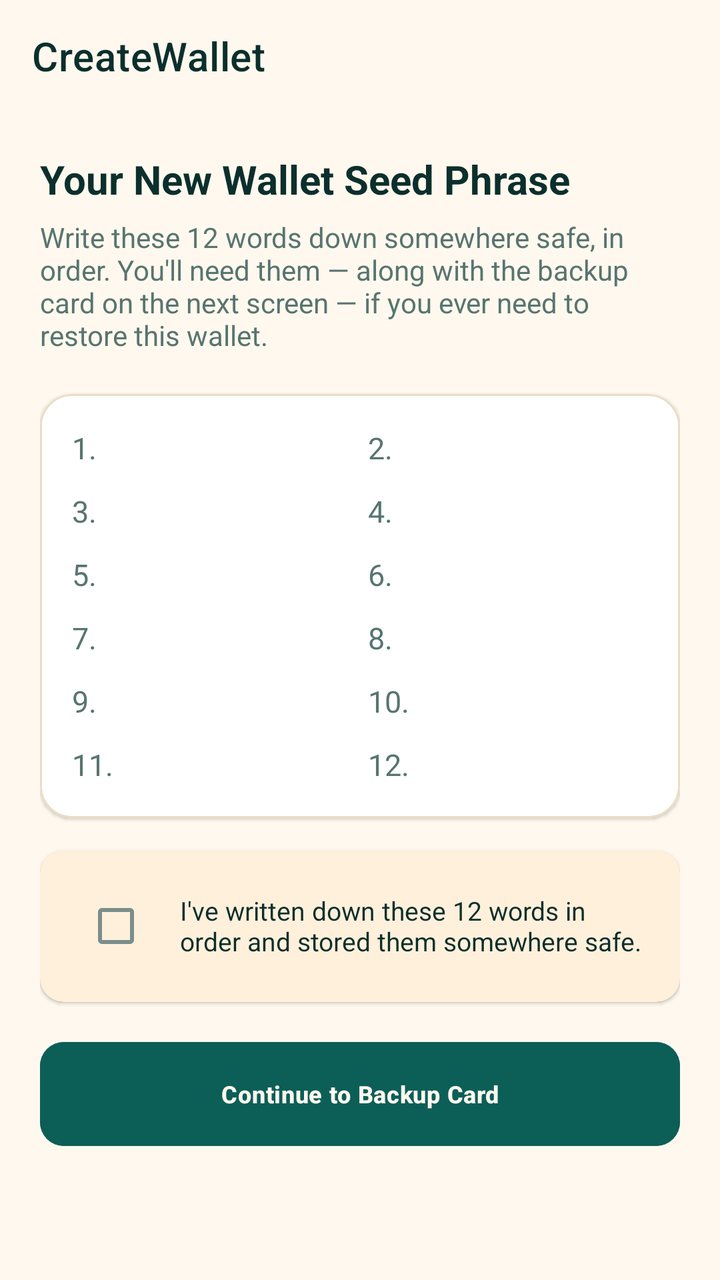
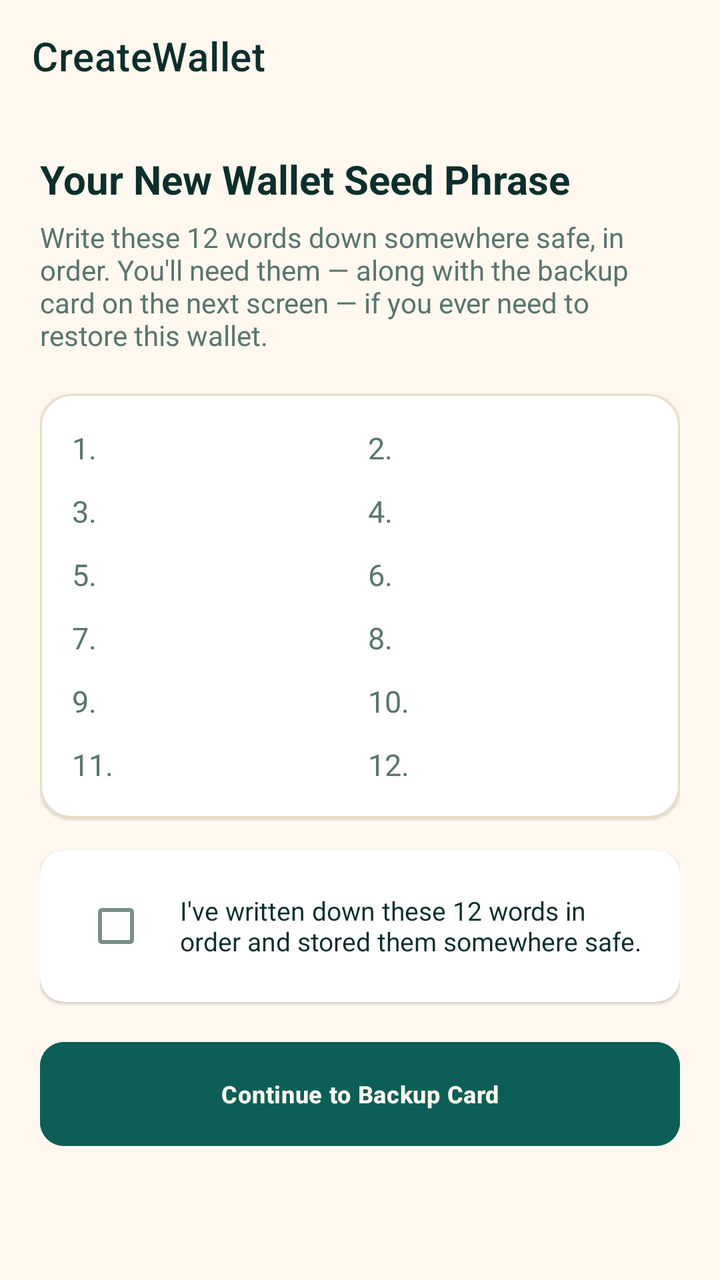

Two renders of the same Android screen: before a commit and after it. Below are the layout's source before the change and the commit's diff.
<!-- AndroidManifest.xml: application theme AppTheme -->
<!-- res/layout/create_wallet.xml -->
<androidx.coordinatorlayout.widget.CoordinatorLayout
	xmlns:android="http://schemas.android.com/apk/res/android"
	xmlns:app="http://schemas.android.com/apk/res-auto"
	xmlns:tools="http://schemas.android.com/tools"
	android:layout_width="match_parent"
	android:layout_height="match_parent"
	android:orientation="vertical"
	android:background="@color/colorBackground"
	android:id="@+id/_main">
	<com.google.android.material.appbar.AppBarLayout
		android:id="@+id/app_bar_layout4"
		android:layout_width="match_parent"
		android:layout_height="wrap_content"
		android:theme="@style/AppTheme.AppBarOverlay"
		app:elevation="0dp"
		android:stateListAnimator="@null">
		<androidx.appcompat.widget.Toolbar
			android:id="@+id/toolbar"
			android:layout_width="match_parent"
			android:background="?attr/appBarColor"
			android:layout_height="?attr/actionBarSize"
			app:title="CreateWallet"
			app:popupTheme="@style/AppTheme.PopupOverlay" />
	</com.google.android.material.appbar.AppBarLayout>
	<androidx.core.widget.NestedScrollView
		android:id="@+id/vscroll2"
		android:layout_width="match_parent"
		android:layout_height="match_parent"
		app:layout_behavior="@string/appbar_scrolling_view_behavior">
		<LinearLayout
			android:id="@+id/linear5"
			android:layout_width="match_parent"
			android:layout_height="wrap_content"
			android:padding="20dp"
			android:orientation="vertical">
			<TextView
				android:id="@+id/tv_title"
				android:layout_width="match_parent"
				android:layout_height="wrap_content"
				android:text="Your New Wallet Seed Phrase"
				android:textSize="20sp"
				android:textStyle="bold"
				android:textColor="@color/colorTextPrimary" />
			<TextView
				android:id="@+id/textview4"
				android:layout_width="match_parent"
				android:layout_height="wrap_content"
				android:layout_marginTop="6dp"
				android:layout_marginBottom="20dp"
				android:text="Write these 12 words down somewhere safe, in order. You'll need them — along with the backup card on the next screen — if you ever need to restore this wallet."
				android:textSize="14sp"
				android:textColor="@color/colorTextTertiary" />
			<com.google.android.material.card.MaterialCardView
				android:id="@+id/cardview1"
				android:layout_width="match_parent"
				android:layout_height="wrap_content"
				app:cardBackgroundColor="@color/colorSurface"
				app:cardCornerRadius="16dp"
				app:strokeWidth="1dp"
				app:strokeColor="@color/colorCardStroke">
				<LinearLayout
					android:id="@+id/linear6"
					android:layout_width="match_parent"
					android:layout_height="wrap_content"
					android:padding="16dp"
					android:orientation="vertical">
					<LinearLayout
						android:id="@+id/linear7"
						android:layout_width="match_parent"
						android:layout_height="wrap_content"
						android:orientation="horizontal">
						<LinearLayout
							android:id="@+id/linear8"
							android:layout_width="0dp"
							android:layout_height="wrap_content"
							android:layout_marginBottom="10dp"
							android:gravity="center_vertical"
							android:orientation="horizontal"
							android:layout_weight="1"
							android:layout_marginEnd="8dp">
							<TextView
								android:id="@+id/tv_num_1"
								android:layout_width="24dp"
								android:layout_height="wrap_content"
								android:text="1."
								android:textSize="15sp"
								android:textColor="@color/colorTextTertiary" />
							<TextView
								android:id="@+id/tv_word_1"
								android:layout_width="0dp"
								android:layout_height="wrap_content"
								android:textSize="16sp"
								android:textStyle="bold"
								android:textColor="@color/colorTextPrimary"
								android:layout_weight="1"
								android:fontFamily="monospace" />
						</LinearLayout>
						<LinearLayout
							android:id="@+id/linear9"
							android:layout_width="0dp"
							android:layout_height="wrap_content"
							android:layout_marginBottom="10dp"
							android:gravity="center_vertical"
							android:orientation="horizontal"
							android:layout_weight="1">
							<TextView
								android:id="@+id/tv_num_2"
								android:layout_width="24dp"
								android:layout_height="wrap_content"
								android:text="2."
								android:textSize="15sp"
								android:textColor="@color/colorTextTertiary" />
							<TextView
								android:id="@+id/tv_word_2"
								android:layout_width="0dp"
								android:layout_height="wrap_content"
								android:textSize="16sp"
								android:textStyle="bold"
								android:textColor="@color/colorTextPrimary"
								android:layout_weight="1"
								android:fontFamily="monospace" />
						</LinearLayout>
					</LinearLayout>
					<LinearLayout
						android:id="@+id/linear10"
						android:layout_width="match_parent"
						android:layout_height="wrap_content"
						android:orientation="horizontal">
						<LinearLayout
							android:id="@+id/linear11"
							android:layout_width="0dp"
							android:layout_height="wrap_content"
							android:layout_marginBottom="10dp"
							android:gravity="center_vertical"
							android:orientation="horizontal"
							android:layout_weight="1"
							android:layout_marginEnd="8dp">
							<TextView
								android:id="@+id/tv_num_3"
								android:layout_width="24dp"
								android:layout_height="wrap_content"
								android:text="3."
								android:textSize="15sp"
								android:textColor="@color/colorTextTertiary" />
							<TextView
								android:id="@+id/tv_word_3"
								android:layout_width="0dp"
								android:layout_height="wrap_content"
								android:textSize="16sp"
								android:textStyle="bold"
								android:textColor="@color/colorTextPrimary"
								android:layout_weight="1"
								android:fontFamily="monospace" />
						</LinearLayout>
						<LinearLayout
							android:id="@+id/linear12"
							android:layout_width="0dp"
							android:layout_height="wrap_content"
							android:layout_marginBottom="10dp"
							android:gravity="center_vertical"
							android:orientation="horizontal"
							android:layout_weight="1">
							<TextView
								android:id="@+id/tv_num_4"
								android:layout_width="24dp"
								android:layout_height="wrap_content"
								android:text="4."
								android:textSize="15sp"
								android:textColor="@color/colorTextTertiary" />
							<TextView
								android:id="@+id/tv_word_4"
								android:layout_width="0dp"
								android:layout_height="wrap_content"
								android:textSize="16sp"
								android:textStyle="bold"
								android:textColor="@color/colorTextPrimary"
								android:layout_weight="1"
								android:fontFamily="monospace" />
						</LinearLayout>
					</LinearLayout>
					<LinearLayout
						android:id="@+id/linear13"
						android:layout_width="match_parent"
						android:layout_height="wrap_content"
						android:orientation="horizontal">
						<LinearLayout
							android:id="@+id/linear14"
							android:layout_width="0dp"
							android:layout_height="wrap_content"
							android:layout_marginBottom="10dp"
							android:gravity="center_vertical"
							android:orientation="horizontal"
							android:layout_weight="1"
							android:layout_marginEnd="8dp">
							<TextView
								android:id="@+id/tv_num_5"
								android:layout_width="24dp"
								android:layout_height="wrap_content"
								android:text="5."
								android:textSize="15sp"
								android:textColor="@color/colorTextTertiary" />
							<TextView
								android:id="@+id/tv_word_5"
								android:layout_width="0dp"
								android:layout_height="wrap_content"
								android:textSize="16sp"
								android:textStyle="bold"
								android:textColor="@color/colorTextPrimary"
								android:layout_weight="1"
								android:fontFamily="monospace" />
						</LinearLayout>
						<LinearLayout
							android:id="@+id/linear15"
							android:layout_width="0dp"
							android:layout_height="wrap_content"
							android:layout_marginBottom="10dp"
							android:gravity="center_vertical"
							android:orientation="horizontal"
							android:layout_weight="1">
							<TextView
								android:id="@+id/tv_num_6"
								android:layout_width="24dp"
								android:layout_height="wrap_content"
								android:text="6."
								android:textSize="15sp"
								android:textColor="@color/colorTextTertiary" />
							<TextView
								android:id="@+id/tv_word_6"
								android:layout_width="0dp"
								android:layout_height="wrap_content"
								android:textSize="16sp"
								android:textStyle="bold"
								android:textColor="@color/colorTextPrimary"
								android:layout_weight="1"
								android:fontFamily="monospace" />
						</LinearLayout>
					</LinearLayout>
					<LinearLayout
						android:id="@+id/linear16"
						android:layout_width="match_parent"
						android:layout_height="wrap_content"
						android:orientation="horizontal">
						<LinearLayout
							android:id="@+id/linear17"
							android:layout_width="0dp"
							android:layout_height="wrap_content"
							android:layout_marginBottom="10dp"
							android:gravity="center_vertical"
							android:orientation="horizontal"
							android:layout_weight="1"
							android:layout_marginEnd="8dp">
							<TextView
								android:id="@+id/tv_num_7"
								android:layout_width="24dp"
								android:layout_height="wrap_content"
								android:text="7."
								android:textSize="15sp"
								android:textColor="@color/colorTextTertiary" />
							<TextView
								android:id="@+id/tv_word_7"
								android:layout_width="0dp"
								android:layout_height="wrap_content"
								android:textSize="16sp"
								android:textStyle="bold"
								android:textColor="@color/colorTextPrimary"
								android:layout_weight="1"
								android:fontFamily="monospace" />
						</LinearLayout>
						<LinearLayout
							android:id="@+id/linear18"
							android:layout_width="0dp"
							android:layout_height="wrap_content"
							android:layout_marginBottom="10dp"
							android:gravity="center_vertical"
							android:orientation="horizontal"
							android:layout_weight="1">
							<TextView
								android:id="@+id/tv_num_8"
								android:layout_width="24dp"
								android:layout_height="wrap_content"
								android:text="8."
								android:textSize="15sp"
								android:textColor="@color/colorTextTertiary" />
							<TextView
								android:id="@+id/tv_word_8"
								android:layout_width="0dp"
								android:layout_height="wrap_content"
								android:textSize="16sp"
								android:textStyle="bold"
								android:textColor="@color/colorTextPrimary"
								android:layout_weight="1"
								android:fontFamily="monospace" />
						</LinearLayout>
					</LinearLayout>
					<LinearLayout
						android:id="@+id/linear19"
						android:layout_width="match_parent"
						android:layout_height="wrap_content"
						android:orientation="horizontal">
						<LinearLayout
							android:id="@+id/linear20"
							android:layout_width="0dp"
							android:layout_height="wrap_content"
							android:layout_marginBottom="10dp"
							android:gravity="center_vertical"
							android:orientation="horizontal"
							android:layout_weight="1"
							android:layout_marginEnd="8dp">
							<TextView
								android:id="@+id/tv_num_9"
								android:layout_width="24dp"
								android:layout_height="wrap_content"
								android:text="9."
								android:textSize="15sp"
								android:textColor="@color/colorTextTertiary" />
							<TextView
								android:id="@+id/tv_word_9"
								android:layout_width="0dp"
								android:layout_height="wrap_content"
								android:textSize="16sp"
								android:textStyle="bold"
								android:textColor="@color/colorTextPrimary"
								android:layout_weight="1"
								android:fontFamily="monospace" />
						</LinearLayout>
						<LinearLayout
							android:id="@+id/linear21"
							android:layout_width="0dp"
							android:layout_height="wrap_content"
							android:layout_marginBottom="10dp"
							android:gravity="center_vertical"
							android:orientation="horizontal"
							android:layout_weight="1">
							<TextView
								android:id="@+id/tv_num_10"
								android:layout_width="28dp"
								android:layout_height="wrap_content"
								android:text="10."
								android:textSize="15sp"
								android:textColor="@color/colorTextTertiary" />
							<TextView
								android:id="@+id/tv_word_10"
								android:layout_width="0dp"
								android:layout_height="wrap_content"
								android:textSize="16sp"
								android:textStyle="bold"
								android:textColor="@color/colorTextPrimary"
								android:layout_weight="1"
								android:fontFamily="monospace" />
						</LinearLayout>
					</LinearLayout>
					<LinearLayout
						android:id="@+id/linear22"
						android:layout_width="match_parent"
						android:layout_height="wrap_content"
						android:orientation="horizontal">
						<LinearLayout
							android:id="@+id/linear23"
							android:layout_width="0dp"
							android:layout_height="wrap_content"
							android:gravity="center_vertical"
							android:orientation="horizontal"
							android:layout_weight="1"
							android:layout_marginEnd="8dp">
							<TextView
								android:id="@+id/tv_num_11"
								android:layout_width="28dp"
								android:layout_height="wrap_content"
								android:text="11."
								android:textSize="15sp"
								android:textColor="@color/colorTextTertiary" />
							<TextView
								android:id="@+id/tv_word_11"
								android:layout_width="0dp"
								android:layout_height="wrap_content"
								android:textSize="16sp"
								android:textStyle="bold"
								android:textColor="@color/colorTextPrimary"
								android:layout_weight="1"
								android:fontFamily="monospace" />
						</LinearLayout>
						<LinearLayout
							android:id="@+id/linear24"
							android:layout_width="0dp"
							android:layout_height="wrap_content"
							android:gravity="center_vertical"
							android:orientation="horizontal"
							android:layout_weight="1">
							<TextView
								android:id="@+id/tv_num_12"
								android:layout_width="28dp"
								android:layout_height="wrap_content"
								android:text="12."
								android:textSize="15sp"
								android:textColor="@color/colorTextTertiary" />
							<TextView
								android:id="@+id/tv_word_12"
								android:layout_width="0dp"
								android:layout_height="wrap_content"
								android:textSize="16sp"
								android:textStyle="bold"
								android:textColor="@color/colorTextPrimary"
								android:layout_weight="1"
								android:fontFamily="monospace" />
						</LinearLayout>
					</LinearLayout>
				</LinearLayout>
			</com.google.android.material.card.MaterialCardView>
			<com.google.android.material.card.MaterialCardView
				android:id="@+id/cardview2"
				android:layout_width="match_parent"
				android:layout_height="wrap_content"
				android:layout_marginTop="16dp"
				app:cardBackgroundColor="@color/colorSurfaceAlt"
				app:cardCornerRadius="12dp">
				<LinearLayout
					android:id="@+id/linear25"
					android:layout_width="match_parent"
					android:layout_height="wrap_content"
					android:padding="14dp"
					android:gravity="center_vertical"
					android:orientation="horizontal">
					<CheckBox
						android:id="@+id/cb_agree"
						android:layout_width="wrap_content"
						android:layout_height="wrap_content"
						android:textSize="12sp" />
					<TextView
						android:id="@+id/textview5"
						android:layout_width="0dp"
						android:layout_height="wrap_content"
						android:text="I've written down these 12 words in order and stored them somewhere safe."
						android:textSize="13sp"
						android:textColor="@color/colorTextPrimary"
						android:layout_weight="1"
						android:layout_marginStart="8dp" />
				</LinearLayout>
			</com.google.android.material.card.MaterialCardView>
			<com.google.android.material.button.MaterialButton
				android:id="@+id/btn_finish_setup"
				android:layout_width="match_parent"
				android:layout_height="52dp"
				android:layout_marginTop="20dp"
				android:layout_marginBottom="20dp"
				android:gravity="center_horizontal|center_vertical"
				android:text="Continue to Backup Card"
				android:textSize="12sp"
				android:textColor="@color/colorBackground"
				android:enabled="false"
				android:backgroundTint="@color/colorAccent" />
		</LinearLayout>
	</androidx.core.widget.NestedScrollView>
</androidx.coordinatorlayout.widget.CoordinatorLayout>
<!-- resources referenced by this layout -->
<resources>
  <color name="colorAccent">#0B5F57</color>
  <color name="colorBackground">#FFF8EE</color>
  <color name="colorCardStroke">#EBDCC5</color>
  <color name="colorSurface">#FFFFFF</color>
  <color name="colorSurfaceAlt">#FFF0DB</color>
  <color name="colorTextPrimary">#0B2F2C</color>
  <color name="colorTextTertiary">#587570</color>
  <style name="AppTheme.AppBarOverlay" parent="ThemeOverlay.MaterialComponents.Light">
          
          <item name="android:textColorPrimary">?attr/onAppBarColor</item>
          <item name="android:textColorSecondary">?attr/onAppBarColor</item>
          <item name="colorControlNormal">?attr/onAppBarColor</item>
          <item name="colorOnSurface">?attr/onAppBarColor</item>
      </style>
  <style name="AppTheme.PopupOverlay" parent="ThemeOverlay.MaterialComponents.Light">
          <item name="popupMenuStyle">@style/HarvanaPopupMenu</item>
          <item name="actionOverflowMenuStyle">@style/HarvanaPopupMenu</item>
      </style>
  <style name="HarvanaPopupMenu" parent="Widget.MaterialComponents.PopupMenu">
          <item name="android:popupBackground">@drawable/bg_popup_menu</item>
          <item name="android:popupElevation">10dp</item>
      </style>
  <style name="HarvanaSpinner" parent="Widget.AppCompat.Spinner">
          <item name="android:popupBackground">@color/colorSurface</item>
          <item name="android:dropDownSelector">@color/colorAccentRipple</item>
      </style>
  <!-- drawable ic_nav_back (drawable) -->
  <?xml version="1.0" encoding="utf-8"?>
  <vector xmlns:android="http://schemas.android.com/apk/res/android"
      android:width="24dp" android:height="24dp" android:viewportWidth="24" android:viewportHeight="24"
      android:autoMirrored="true"
      android:tint="?attr/colorControlNormal">
      <path android:fillColor="#FFFFFFFF" android:pathData="M20,11H7.83l5.59,-5.59L12,4l-8,8 8,8 1.41,-1.41L7.83,13H20v-2z" />
  </vector>
  <style name="HarvanaTextView" parent="android:Widget.TextView">
          <item name="android:textColor">@color/colorTextPrimary</item>
      </style>
  <color name="colorTextOnAccent">#FFFFFF</color>
  <color name="colorAccentDark">#084A44</color>
  <color name="colorError">#C8443F</color>
  <color name="colorTextPrimaryWhite">#FFFFFF</color>
  <color name="colorControlNormal">#587570</color>
  <color name="colorAccentRipple">#1A0B5F57</color>
  <color name="colorAccentStroke">#330B5F57</color>
  <color name="colorAccentStrong">#053D3A</color>
  <color name="colorTextSecondary">#3F5F5A</color>
  <!-- drawable bg_popup_menu (drawable) -->
  <?xml version="1.0" encoding="utf-8"?>
  <shape xmlns:android="http://schemas.android.com/apk/res/android" android:shape="rectangle">
      <solid android:color="@color/colorPopupSurface" />
      <stroke android:width="1dp" android:color="@color/colorCardStroke" />
      <corners android:radius="14dp" />
  </shape>
  <style name="HarvanaDialogButton" parent="Widget.MaterialComponents.Button.TextButton.Dialog">
          <item name="android:textColor">@color/colorAccent</item>
          <item name="android:minHeight">48dp</item>
      </style>
  <style name="HarvanaBottomSheetStyle" parent="Widget.MaterialComponents.BottomSheet.Modal">
          <item name="backgroundTint">?attr/colorSurface</item>
          <item name="shapeAppearanceOverlay">@style/HarvanaBottomSheetShape</item>
      </style>
  <color name="colorPopupSurface">#F6E9D2</color>
  <style name="HarvanaBottomSheetShape" parent="">
          <item name="cornerFamily">rounded</item>
          <item name="cornerSizeTopLeft">20dp</item>
          <item name="cornerSizeTopRight">20dp</item>
          <item name="cornerSizeBottomLeft">0dp</item>
          <item name="cornerSizeBottomRight">0dp</item>
      </style>
  <!-- unchanged entries left out for length: 5 -->
</resources>

<!-- the commit's change to res/layout/create_wallet.xml (unified diff, before → after) -->
@@ -411,7 +411,7 @@
 				android:layout_width="match_parent"
 				android:layout_height="wrap_content"
 				android:layout_marginTop="16dp"
-				app:cardBackgroundColor="@color/colorSurfaceAlt"
+				app:cardBackgroundColor="@color/colorSurface"
 				app:cardCornerRadius="12dp">
 				<LinearLayout
 					android:id="@+id/linear25"
<!-- resource entries referenced after the edit -->
@@ -4,7 +4,6 @@
   <color name="colorBackground">#FFF8EE</color>
   <color name="colorCardStroke">#EBDCC5</color>
   <color name="colorSurface">#FFFFFF</color>
-  <color name="colorSurfaceAlt">#FFF0DB</color>
   <color name="colorTextPrimary">#0B2F2C</color>
   <color name="colorTextTertiary">#587570</color>
   <style name="AppTheme.AppBarOverlay" parent="ThemeOverlay.MaterialComponents.Light">
@@ -61,7 +60,7 @@
           <item name="backgroundTint">?attr/colorSurface</item>
           <item name="shapeAppearanceOverlay">@style/HarvanaBottomSheetShape</item>
       </style>
-  <color name="colorPopupSurface">#F6E9D2</color>
+  <color name="colorPopupSurface">@color/colorSurface</color>
   <style name="HarvanaBottomSheetShape" parent="">
           <item name="cornerFamily">rounded</item>
           <item name="cornerSizeTopLeft">20dp</item>
